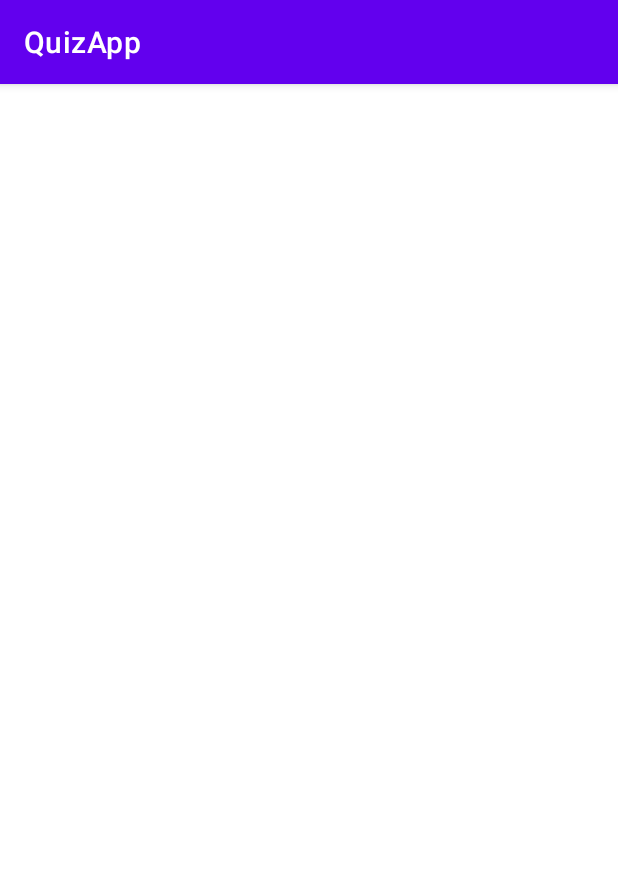
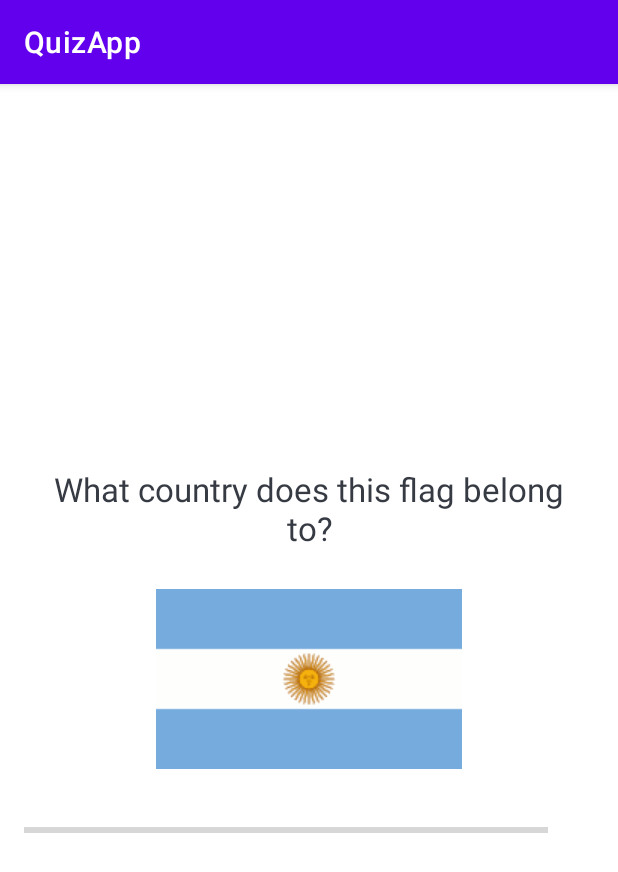
Before and after one commit to rodionovmax/quizApp, an Android app: the QuizQuestionsActivity screen opened directly, with no data from a screen before it, on a phone screen of 412 x 824 dp. Shown: the top 872 px of the screen. Run offline under Robolectric (Android 15) with nearby library versions, the phone set to English and light mode, and no system bars.

Commit message:
lesson 100. Setting up Question UI

```diff
--- a/app/src/main/res/layout/activity_quiz_questions.xml
+++ b/app/src/main/res/layout/activity_quiz_questions.xml
@@ -1,9 +1,75 @@
 <?xml version="1.0" encoding="utf-8"?>
-<androidx.constraintlayout.widget.ConstraintLayout xmlns:android="http://schemas.android.com/apk/res/android"
+<ScrollView xmlns:android="http://schemas.android.com/apk/res/android"
     xmlns:app="http://schemas.android.com/apk/res-auto"
     xmlns:tools="http://schemas.android.com/tools"
     android:layout_width="match_parent"
     android:layout_height="match_parent"
+    android:fillViewport="true"
     tools:context=".QuizQuestionsActivity">
 
-</androidx.constraintlayout.widget.ConstraintLayout>
+    <LinearLayout
+        android:layout_width="match_parent"
+        android:layout_height="wrap_content"
+        android:orientation="vertical"
+        android:gravity="center"
+        android:padding="16dp">
+
+        <TextView
+            android:id="@+id/tv_question"
+            android:layout_width="match_parent"
+            android:layout_height="wrap_content"
+            android:layout_margin="10dp"
+            android:gravity="center"
+            android:textColor="@color/question_text"
+            android:textSize="22sp"
+            android:text="What country does this flag belong to?"/>
+
+        <ImageView
+            android:id="@+id/iv_image"
+            android:layout_width="wrap_content"
+            android:layout_height="wrap_content"
+            android:layout_marginTop="16dp"
+            android:src="@drawable/ic_flag_of_argentina"/>
+
+        <LinearLayout
+            android:id="@+id/ll_progress_details"
+            android:layout_width="match_parent"
+            android:layout_height="wrap_content"
+            android:layout_marginTop="16dp"
+            android:gravity="center_vertical"
+            android:orientation="horizontal">
+
+            <ProgressBar
+                android:id="@+id/progressBar"
+                style="?android:progressBarStyleHorizontal"
+                android:layout_width="0dp"
+                android:layout_height="wrap_content"
+                android:layout_weight="1"
+                android:max="10"
+                android:minHeight="50dp"
+                android:progress="0"
+                android:indeterminate="false"
+                />
+            <TextView
+                android:id="@+id/tv_progress"
+                android:layout_width="wrap_content"
+                android:layout_height="wrap_content"
+                android:gravity="center"
+                android:padding="15dp"
+                android:textColorHint="#7A8089"
+                android:textSize="14sp"
+                tools:text="0/10"
+                />
+        </LinearLayout>
+
+
+
+
+
+    </LinearLayout>
+
+
+
+
+
+</ScrollView>
--- a/app/src/main/res/values/colors.xml
+++ b/app/src/main/res/values/colors.xml
@@ -7,4 +7,5 @@
     <color name="teal_700">#FF018786</color>
     <color name="black">#FF000000</color>
     <color name="white">#FFFFFFFF</color>
+    <color name="question_text">#363A43</color>
 </resources>
```
